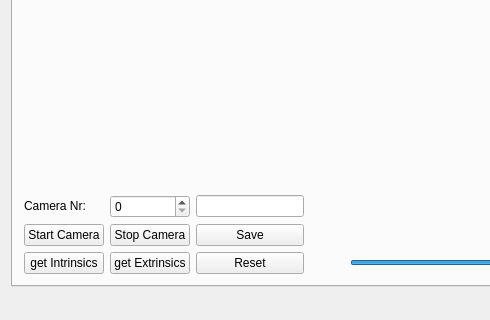
Above: 04_All/RobotDetection Portiert/robotdetectionmainwindow.ui from BBRUSS/VPJW17G5 before the change; both pictures show x 0 to 490 and y 400 to 720 of the 1280 by 720 pixel window. Below: the same form after it.
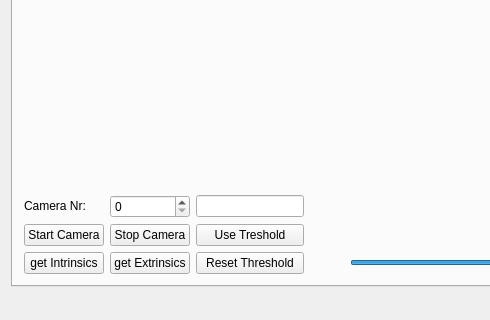
That is the form after the change. The open tabs and pages were chosen to show the change. Icons and pictures are not drawn.

Patch:
```diff
--- a/04_All/RobotDetection Portiert/robotdetectionmainwindow.ui
+++ b/04_All/RobotDetection Portiert/robotdetectionmainwindow.ui
@@ -1390,7 +1390,7 @@
                  </sizepolicy>
                 </property>
                 <property name="text">
-                 <string>Reset</string>
+                 <string>Reset Threshold</string>
                 </property>
                </widget>
               </item>
@@ -1493,7 +1493,7 @@
                  </sizepolicy>
                 </property>
                 <property name="text">
-                 <string>Save</string>
+                 <string>Use Treshold</string>
                 </property>
                </widget>
               </item>
```
Left out of the diff: 4 changed lines with no effect on the pictures.
